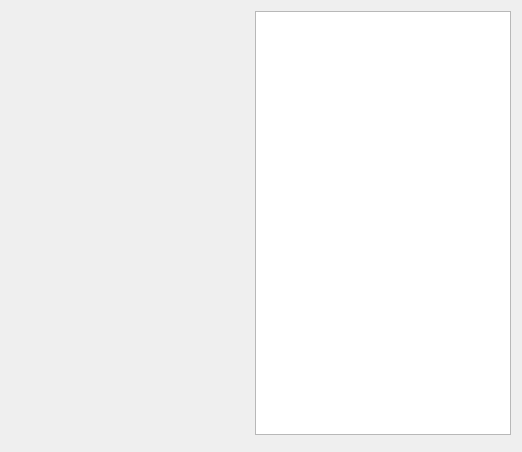
This is election_gui/ConstituencyExplorerWidget.ui in BrendanNolan/Election_Poll_App as Qt 5 draws it before an edit. The edited form follows.
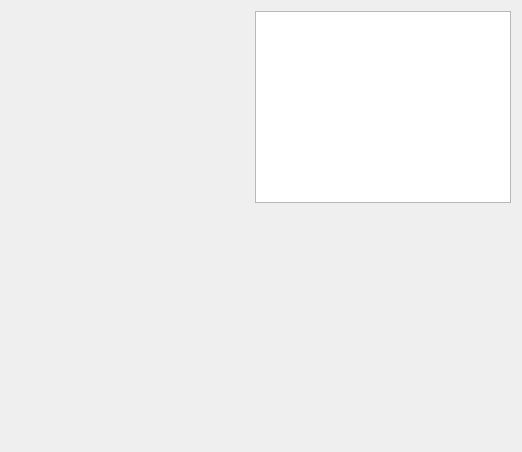
This is the edited form. Custom widgets are drawn as their Qt base class.

Commit message: Fleshed out the ConstituencyExplorerWidget class. It now has pointers to Politician and Constituency models and selection models.

Patch:
```diff
--- a/election_gui/ConstituencyExplorerWidget.ui
+++ b/election_gui/ConstituencyExplorerWidget.ui
@@ -30,17 +30,38 @@
       </spacer>
      </item>
      <item>
-      <widget class="QTextEdit" name="constituencySearchtextEdit"/>
+      <widget class="QTextEdit" name="constituencySearchtextEdit">
+       <property name="sizePolicy">
+        <sizepolicy hsizetype="Preferred" vsizetype="Preferred">
+         <horstretch>0</horstretch>
+         <verstretch>0</verstretch>
+        </sizepolicy>
+       </property>
+      </widget>
      </item>
     </layout>
    </item>
    <item>
     <layout class="QHBoxLayout" name="horizontalLayout">
      <item>
-      <widget class="PoliticianListWidget" name="politicianListWidget" native="true"/>
+      <widget class="PoliticianListWidget" name="politicianListWidget" native="true">
+       <property name="sizePolicy">
+        <sizepolicy hsizetype="Expanding" vsizetype="Expanding">
+         <horstretch>0</horstretch>
+         <verstretch>0</verstretch>
+        </sizepolicy>
+       </property>
+      </widget>
      </item>
      <item>
-      <widget class="ConstituencyWidget" name="constituencyWidget" native="true"/>
+      <widget class="ConstituencyWidget" name="constituencyWidget" native="true">
+       <property name="sizePolicy">
+        <sizepolicy hsizetype="Expanding" vsizetype="Expanding">
+         <horstretch>0</horstretch>
+         <verstretch>0</verstretch>
+        </sizepolicy>
+       </property>
+      </widget>
      </item>
     </layout>
    </item>
```
The commit also changes 5 other files.
